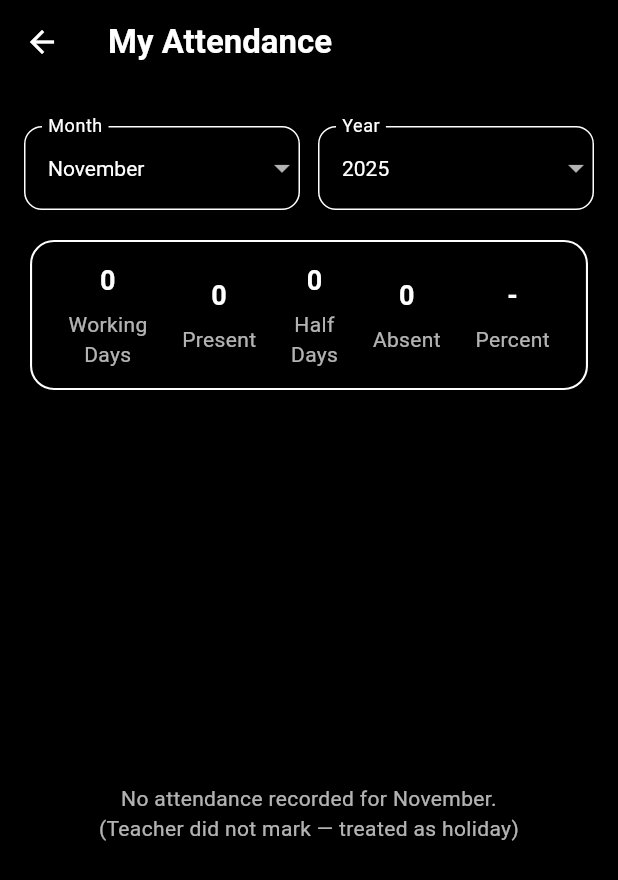
After one commit to binoypr07/campusease, a Flutter app: the StudentDashboard screen opened by its route, after a tap on "Attendance", on a phone screen of 412 x 824 dp. The commit adds this screen. Shown: the top 880 px of the screen. Run offline on Flutter 3.47's test engine with Material 3 defaults, Android fonts, the phone set to English and light mode, and no system bars; our stand-ins replace cloud_firestore, firebase_auth, firebase_core, get; accounts and stored records are empty.

Commit message:
update something

```diff
--- a/lib/main.dart
+++ b/lib/main.dart
@@ -17,6 +17,7 @@ import 'views/teacher/attendence_screen.dart';
 import 'views/teacher/teacher_profile.dart';
 import 'views/teacher/approve_students.dart';
 import 'views/student/student_profile.dart';
+import 'views/student/student_attendence.dart';
 
 void main() async {
   WidgetsFlutterBinding.ensureInitialized();
@@ -118,6 +119,7 @@ class MyApp extends StatelessWidget {
         '/teacherProfile': (_) => const TeacherProfileScreen(),
         '/approveStudents': (_) => const TeacherApproveStudents(),
         '/studentProfile': (_) => const StudentProfileScreen(),
+        '/studentAttendance': (_) => const StudentAttendanceScreen(),
 
 
       },
--- /dev/null
+++ b/lib/views/student/student_attendence.dart
@@ -0,0 +1,273 @@
+// lib/views/student/student_attendance.dart
+import 'package:flutter/material.dart';
+import 'package:cloud_firestore/cloud_firestore.dart';
+import 'package:firebase_auth/firebase_auth.dart';
+import 'package:intl/intl.dart';
+import 'package:get/get.dart';
+
+class StudentAttendanceScreen extends StatefulWidget {
+  const StudentAttendanceScreen({super.key});
+
+  @override
+  State<StudentAttendanceScreen> createState() =>
+      _StudentAttendanceScreenState();
+}
+
+class _StudentAttendanceScreenState extends State<StudentAttendanceScreen> {
+  final FirebaseFirestore _db = FirebaseFirestore.instance;
+  final String uid = FirebaseAuth.instance.currentUser!.uid;
+
+  String? classYear; // student's classYear (CS1, PHY2, etc.)
+  Map<String, dynamic> attendanceMap = {}; // all date -> value pairs
+  bool loading = true;
+
+  // month/year selectors
+  int selectedYear = DateTime.now().year;
+  int selectedMonth = DateTime.now().month;
+
+  @override
+  void initState() {
+    super.initState();
+    _loadStudentAndAttendance();
+  }
+
+  Future<void> _loadStudentAndAttendance() async {
+    setState(() => loading = true);
+
+    try {
+      // load student info
+      var userDoc = await _db.collection('users').doc(uid).get();
+      if (userDoc.exists) {
+        classYear = (userDoc.data() ?? {})['classYear'] as String? ?? '';
+      }
+
+      // load attendance doc for this student (document id = student uid)
+      var attDoc = await _db.collection('attendance').doc(uid).get();
+      if (attDoc.exists && attDoc.data() != null) {
+        attendanceMap = Map<String, dynamic>.from(attDoc.data()!);
+      } else {
+        attendanceMap = {};
+      }
+    } catch (e) {
+      print("Attendance load error: $e");
+      Get.snackbar("Error", "Failed to load attendance",
+          backgroundColor: Colors.red.withOpacity(0.7), colorText: Colors.white);
+    }
+
+    setState(() => loading = false);
+  }
+
+  // returns a list of MapEntries (dateString -> value) filtered by selected month/year
+  List<MapEntry<String, dynamic>> _filteredForMonth(int y, int m) {
+    List<MapEntry<String, dynamic>> all = attendanceMap.entries.toList();
+
+    return all.where((e) {
+      try {
+        DateTime dt = DateFormat('yyyy-MM-dd').parse(e.key);
+        return dt.year == y && dt.month == m;
+      } catch (ex) {
+        return false;
+      }
+    }).toList()
+      ..sort((a, b) {
+        DateTime da = DateFormat('yyyy-MM-dd').parse(a.key);
+        DateTime db = DateFormat('yyyy-MM-dd').parse(b.key);
+        return da.compareTo(db);
+      });
+  }
+
+  // compute stats for selected month
+  Map<String, dynamic> _computeStats(int y, int m) {
+    var entries = _filteredForMonth(y, m);
+
+    int workingDays = entries.length; // only days teacher marked
+    int presentCount = entries.where((e) => (e.value ?? 0) == 1.0).length;
+    int halfCount = entries.where((e) => (e.value ?? 0) == 0.5).length;
+    int absentCount = entries.where((e) => (e.value ?? 0) == 0.0).length;
+
+    double presentEquivalent = presentCount + (0.5 * halfCount);
+    double percent = workingDays > 0 ? (presentEquivalent / workingDays) * 100 : 0.0;
+
+    return {
+      'workingDays': workingDays,
+      'presentCount': presentCount,
+      'halfCount': halfCount,
+      'absentCount': absentCount,
+      'percent': percent,
+    };
+  }
+
+  // Builds month dropdown (free selection)
+  Widget _monthYearControls() {
+    // years range: from 2022 to current year+1 (tweak if needed)
+    int currentYear = DateTime.now().year;
+    List<int> years = [for (int i = 2022; i <= currentYear; i++) i];
+
+    return Row(
+      children: [
+        // Month
+        Expanded(
+          child: DropdownButtonFormField<int>(
+            value: selectedMonth,
+            decoration: const InputDecoration(labelText: "Month"),
+            dropdownColor: Colors.black,
+            style: const TextStyle(color: Colors.white),
+            items: List.generate(12, (i) {
+              int month = i + 1;
+              return DropdownMenuItem(
+                value: month,
+                child: Text(DateFormat.MMMM().format(DateTime(0, month))),
+              );
+            }),
+            onChanged: (v) {
+              if (v == null) return;
+              setState(() => selectedMonth = v);
+            },
+          ),
+        ),
+
+        const SizedBox(width: 12),
+
+        // Year
+        Expanded(
+          child: DropdownButtonFormField<int>(
+            value: selectedYear,
+            decoration: const InputDecoration(labelText: "Year"),
+            dropdownColor: Colors.black,
+            style: const TextStyle(color: Colors.white),
+            items: years
+                .map((y) => DropdownMenuItem(value: y, child: Text(y.toString())))
+                .toList(),
+            onChanged: (v) {
+              if (v == null) return;
+              setState(() => selectedYear = v);
+            },
+          ),
+        ),
+      ],
+    );
+  }
+
+  // Format attendance status text
+  String _statusText(dynamic val) {
+    if (val == null) return "Holiday"; // teacher didn't mark (shouldn't appear here because we filter only marked)
+    if (val == 1.0 || val == 1) return "Present";
+    if (val == 0.5 || val == 0.5) return "Half Day";
+    if (val == 0.0 || val == 0) return "Absent";
+    return val.toString();
+  }
+
+  Color _statusColor(dynamic val) {
+    if (val == null) return Colors.grey;
+    if (val == 1.0 || val == 1) return Colors.green;
+    if (val == 0.5 || val == 0.5) return Colors.orange;
+    if (val == 0.0 || val == 0) return Colors.red;
+    return Colors.white;
+  }
+
+  @override
+  Widget build(BuildContext context) {
+    if (loading) {
+      return  Scaffold(
+        appBar: AppBar(title: Text("Attendance")),
+        body: Center(child: CircularProgressIndicator()),
+      );
+    }
+
+    // stats
+    var stats = _computeStats(selectedYear, selectedMonth);
+    var entries = _filteredForMonth(selectedYear, selectedMonth);
+
+    return Scaffold(
+      appBar: AppBar(title: const Text("My Attendance")),
+      body: Padding(
+        padding: const EdgeInsets.all(16),
+        child: Column(
+          children: [
+            // Header: class info
+            if ((classYear ?? '').isNotEmpty)
+              Align(
+                alignment: Alignment.centerLeft,
+                child: Text(
+                  "Class: ${classYear!}",
+                  style: const TextStyle(color: Colors.white70),
+                ),
+              ),
+
+            const SizedBox(height: 12),
+
+            // month/year controls
+            _monthYearControls(),
+
+            const SizedBox(height: 16),
+
+            // Stats card
+            Card(
+              child: Padding(
+                padding: const EdgeInsets.all(14),
+                child: Row(
+                  mainAxisAlignment: MainAxisAlignment.spaceAround,
+                  children: [
+                    _statColumn("Working\nDays", stats['workingDays'].toString()),
+                    _statColumn("Present", stats['presentCount'].toString()),
+                    _statColumn("Half\nDays", stats['halfCount'].toString()),
+                    _statColumn("Absent", stats['absentCount'].toString()),
+                    _statColumn(
+                        "Percent", stats['workingDays'] > 0 ? "${stats['percent'].toStringAsFixed(1)}%" : "-"),
+                  ],
+                ),
+              ),
+            ),
+
+            const SizedBox(height: 12),
+
+            // If no working days → show message (holiday)
+            if (stats['workingDays'] == 0)
+              Expanded(
+                child: Center(
+                  child: Text(
+                    "No attendance recorded for ${DateFormat.MMMM().format(DateTime(selectedYear, selectedMonth))}.\n(Teacher did not mark — treated as holiday)",
+                    textAlign: TextAlign.center,
+                    style: const TextStyle(color: Colors.white70),
+                  ),
+                ),
+              )
+            else
+              // Daily list
+              Expanded(
+                child: ListView.builder(
+                  itemCount: entries.length,
+                  itemBuilder: (context, idx) {
+                    var e = entries[idx];
+                    DateTime dt = DateFormat('yyyy-MM-dd').parse(e.key);
+                    String dateStr = DateFormat('EEE, d MMM yyyy').format(dt);
+                    var val = e.value;
+                    return Card(
+                      child: ListTile(
+                        title: Text(dateStr, style: const TextStyle(color: Colors.white)),
+                        subtitle: Text(_statusText(val), style: TextStyle(color: _statusColor(val))),
+                        trailing: Text(
+                          val == null ? "-" : (val == 1.0 ? "1.0" : val.toString()),
+                          style: TextStyle(color: _statusColor(val)),
+                        ),
+                      ),
+                    );
+                  },
+                ),
+              ),
+          ],
+        ),
+      ),
+    );
+  }
+
+  Widget _statColumn(String label, String value) {
+    return Column(
+      children: [
+        Text(value, style: const TextStyle(color: Colors.white, fontSize: 18, fontWeight: FontWeight.bold)),
+        const SizedBox(height: 6),
+        Text(label, textAlign: TextAlign.center, style: const TextStyle(color: Colors.white70)),
+      ],
+    );
+  }
+}
```
Also changed, not shown: lib/views/student/student_dashboard.dart (+4 -11 lines), lib/views/teacher/assign_class.dart (+84 -92 lines).
